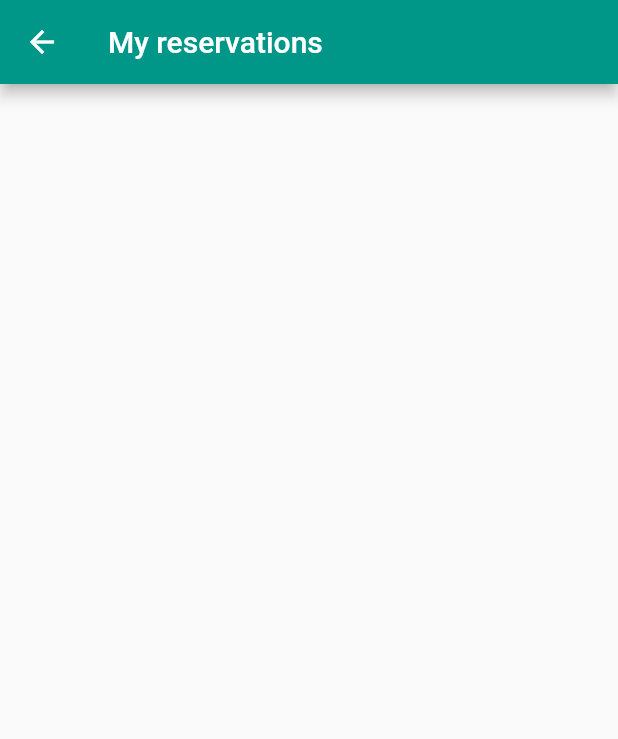
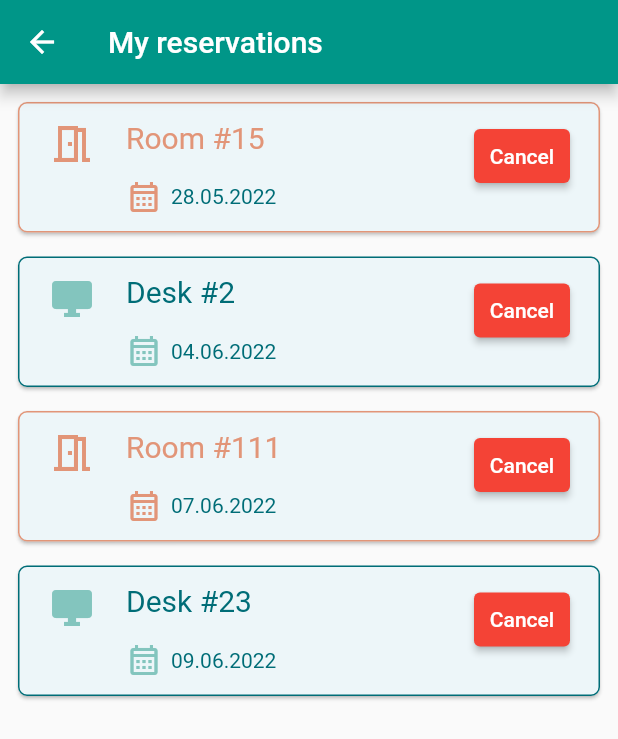
Before and after one commit to DominikIlski/WorkSpacer, a Flutter app: the HomeScreen screen opened by its route, after a tap on "My reservations", on a phone screen of 412 x 824 dp. Shown: the top 739 px of the screen. Run offline on Flutter 3.47's test engine with Material 2 defaults, Android fonts, the phone set to English and light mode, and no system bars; our stand-ins replace flutter_mobx, mobx; generated files the repository leaves out were written again.

Commit message:
Implemented employee reservation list.

```diff
--- a/work_spacer/lib/screens/admin/cancel/reservation_cancel_screen.dart
+++ b/work_spacer/lib/screens/admin/cancel/reservation_cancel_screen.dart
@@ -4,7 +4,7 @@ import 'package:provider/provider.dart';
 import 'package:work_spacer/misc/keyboard_hide_wrapper.dart';
 import 'package:work_spacer/models/reservation.dart';
 import 'package:work_spacer/stores/cancel_store.dart';
-import 'components/reservation_list_item.dart';
+import '../../widgets/reservation_list_item.dart';
 
 class ReservationCancelScreen extends StatelessWidget {
   static const routeName = '/cancel';
@@ -20,9 +20,8 @@ class ReservationCancelScreen extends StatelessWidget {
         appBar: AppBar(
           title: const Text('Cancel a reservation'),
         ),
-        body: Container(
+        body: Padding(
           padding: const EdgeInsets.all(16),
-          alignment: Alignment.center,
           child: Column(
             children: [
               Padding(
--- a/work_spacer/lib/screens/employee/reservations/employee_reservations_screen.dart
+++ b/work_spacer/lib/screens/employee/reservations/employee_reservations_screen.dart
@@ -2,8 +2,8 @@ import 'package:flutter/material.dart';
 import 'package:flutter_mobx/flutter_mobx.dart';
 import 'package:provider/provider.dart';
 import 'package:work_spacer/models/reservation.dart';
-import 'package:work_spacer/stores/cancel_store.dart';
-import 'components/employee_reservation_list_item.dart';
+import 'package:work_spacer/screens/widgets/reservation_list_item.dart';
+import 'package:work_spacer/stores/reservation_store.dart';
 
 class EmployeeReservationsScreen extends StatelessWidget {
   static const routeName = '/my_reservations';
@@ -12,30 +12,31 @@ class EmployeeReservationsScreen extends StatelessWidget {
 
   @override
   Widget build(BuildContext context) {
-    final cancelStore = Provider.of<CancelStore>(context);
+    final store = Provider.of<ReservationStore>(context);
     return Scaffold(
       appBar: AppBar(
         title: const Text('My reservations'),
       ),
-      body: Container(
-        padding: const EdgeInsets.all(16),
-        alignment: Alignment.center,
+      body: Padding(
+        padding: const EdgeInsets.all(8),
         child: Column(
           children: [
-            const SizedBox(height: 16),
             Expanded(
               child: Observer(
-                builder: (_) => cancelStore.inProgress
+                builder: (_) => store.inProgress
                     ? const Center(child: CircularProgressIndicator())
                     : ListView.builder(
-                        itemCount: cancelStore.filteredReservations.length,
-                        itemBuilder: (context, index) =>
-                            EmployeeReservationListItem(
-                          reservation: cancelStore.filteredReservations[index],
-                          onCancel: () => _cancelReservation(
-                            context,
-                            cancelStore.cancel,
-                            cancelStore.filteredReservations[index],
+                        itemCount: store.reservations.length,
+                        itemBuilder: (context, index) => Padding(
+                          padding: const EdgeInsets.only(bottom: 8),
+                          child: ReservationListItem(
+                            reservation: store.reservations[index],
+                            onCancel: () => _cancelReservation(
+                              context,
+                              store.cancel,
+                              store.reservations[index],
+                            ),
+                            showDateOnly: true,
                           ),
                         ),
                       ),
@@ -52,7 +53,6 @@ class EmployeeReservationsScreen extends StatelessWidget {
     Function(Reservation) cancel,
     Reservation reservation,
   ) {
-    FocusManager.instance.primaryFocus?.unfocus();
     showDialog(
       context: context,
       builder: (context) => AlertDialog(
@@ -68,7 +68,10 @@ class EmployeeReservationsScreen extends StatelessWidget {
             child: const Text('No'),
           ),
           TextButton(
-            onPressed: () => Navigator.pop(context, 'confirm'),
+            onPressed: () {
+              Navigator.pop(context);
+              cancel(reservation);
+            },
             child: Text(
               'Yes',
               style: TextStyle(
@@ -79,10 +82,6 @@ class EmployeeReservationsScreen extends StatelessWidget {
           ),
         ],
       ),
-    ).then((result) {
-      if (result == 'confirm') {
-        cancel(reservation);
-      }
-    });
+    );
   }
 }
--- a/work_spacer/lib/screens/home/employee_home_content.dart
+++ b/work_spacer/lib/screens/home/employee_home_content.dart
@@ -4,6 +4,7 @@ import 'package:work_spacer/screens/employee/desks/desk_search_screen.dart';
 import 'package:work_spacer/screens/employee/reservations/employee_reservations_screen.dart';
 import 'package:work_spacer/screens/employee/rooms/room_search_screen.dart';
 import 'package:work_spacer/stores/desks_store.dart';
+import 'package:work_spacer/stores/reservation_store.dart';
 import 'package:work_spacer/stores/rooms_store.dart';
 import 'components/home_screen_button.dart';
 
@@ -20,6 +21,9 @@ class EmployeeHomeContent extends StatelessWidget {
           HomeScreenButton(
             title: "My reservations",
             onTap: () {
+              final store =
+                  Provider.of<ReservationStore>(context, listen: false);
+              store.fetchReservations();
               Navigator.restorablePushNamed(
                 context,
                 EmployeeReservationsScreen.routeName,
--- a/work_spacer/lib/screens/employee/reservations/components/employee_reservation_list_item.dart
+++ b/work_spacer/lib/screens/widgets/reservation_list_item.dart
@@ -4,14 +4,16 @@ import 'package:work_spacer/models/reservation.dart';
 import 'package:work_spacer/models/room_reservation.dart';
 import 'package:intl/intl.dart';
 
-class EmployeeReservationListItem extends StatelessWidget {
+class ReservationListItem extends StatelessWidget {
   final Reservation reservation;
   final VoidCallback onCancel;
+  final bool showDateOnly;
 
-  const EmployeeReservationListItem({
+  const ReservationListItem({
     super.key,
     required this.reservation,
     required this.onCancel,
+    this.showDateOnly = false,
   });
 
   @override
@@ -27,7 +29,7 @@ class EmployeeReservationListItem extends StatelessWidget {
       icon = Icon(
         Icons.desktop_windows,
         color: iconColor,
-        size: 36,
+        size: 32,
       );
       title = 'Desk #${(reservation as DeskReservation).desk.id}';
     } else {
@@ -36,7 +38,7 @@ class EmployeeReservationListItem extends StatelessWidget {
       icon = Icon(
         Icons.meeting_room_outlined,
         color: iconColor,
-        size: 36,
+        size: 32,
       );
       title = 'Room #${(reservation as RoomReservation).room.id}';
     }
@@ -67,23 +69,32 @@ class EmployeeReservationListItem extends StatelessWidget {
                   ),
                 ),
                 const SizedBox(height: 16),
-                Row(children: [
-                  Icon(Icons.calendar_month_outlined, color: iconColor),
-                  const SizedBox(width: 6),
-                  Text(
-                    DateFormat('dd.MM.yyyy').format(reservation.startDate),
-                    style: TextStyle(color: Theme.of(context).primaryColorDark),
+                _getIconText(
+                  context,
+                  Icons.calendar_month_outlined,
+                  iconColor,
+                  DateFormat('dd.MM.yyyy').format(reservation.startDate),
+                ),
+                if (!showDateOnly) const SizedBox(height: 8),
+                if (!showDateOnly)
+                  _getIconText(
+                    context,
+                    Icons.timer_outlined,
+                    iconColor,
+                    DateFormat.jm().format(reservation.startDate),
                   ),
-                ]),
+                if (!showDateOnly) const SizedBox(height: 8),
+                if (!showDateOnly)
+                  _getIconText(
+                    context,
+                    Icons.hourglass_empty,
+                    iconColor,
+                    '${reservation.duration} hours',
+                  ),
               ],
             ),
             const Spacer(),
-            ElevatedButton.icon(
-              icon: Icon(
-                Icons.delete_forever_outlined,
-                color: Colors.white,
-                size: 22.0,
-              ),
+            ElevatedButton(
               style: ButtonStyle(
                 backgroundColor: MaterialStateProperty.all(
                   Colors.red,
@@ -92,7 +103,7 @@ class EmployeeReservationListItem extends StatelessWidget {
                   const EdgeInsets.symmetric(horizontal: 8),
                 ),
               ),
-              label: const Text('Cancel'),
+              child: const Text('Cancel'),
               onPressed: onCancel,
             ),
           ],
@@ -100,4 +111,17 @@ class EmployeeReservationListItem extends StatelessWidget {
       ),
     );
   }
+
+  _getIconText(context, IconData iconData, Color iconColor, String text) {
+    return Row(
+      children: [
+        Icon(iconData, color: iconColor),
+        const SizedBox(width: 6),
+        Text(
+          text,
+          style: TextStyle(color: Theme.of(context).primaryColorDark),
+        ),
+      ],
+    );
+  }
 }
--- a/work_spacer/lib/src/app.dart
+++ b/work_spacer/lib/src/app.dart
@@ -15,6 +15,7 @@ import 'package:work_spacer/screens/login/login_screen.dart';
 import 'package:work_spacer/stores/block_store.dart';
 import 'package:work_spacer/stores/cancel_store.dart';
 import 'package:work_spacer/stores/desks_store.dart';
+import 'package:work_spacer/stores/reservation_store.dart';
 import 'package:work_spacer/stores/rooms_store.dart';
 
 import 'sample_feature/sample_item_details_view.dart';
@@ -48,6 +49,7 @@ class MyApp extends StatelessWidget {
           providers: [
             Provider<CancelStore>(create: (context) => CancelStore()),
             Provider<BlockStore>(create: (context) => BlockStore()),
+            Provider<ReservationStore>(create: (context) => ReservationStore()),
             Provider<DesksStore>(create: (context) => DesksStore()),
             Provider<RoomsStore>(create: (context) => RoomsStore()),
           ],
--- a/work_spacer/lib/stores/cancel_store.dart
+++ b/work_spacer/lib/stores/cancel_store.dart
@@ -17,12 +17,12 @@ abstract class _CancelStore with Store {
   String searchWorkspaceId = '';
 
   @observable
-  List<Reservation>? _reservations;
+  ObservableList<Reservation>? _reservations;
 
   @computed
   ObservableList<Reservation> get filteredReservations {
     return ObservableList.of(
-      (_reservations ?? []).where((reservation) {
+      (_reservations ?? <Reservation>[]).where((reservation) {
         String idAsString = reservation is DeskReservation
             ? reservation.desk.id.toString()
             : (reservation as RoomReservation).room.id.toString();
--- /dev/null
+++ b/work_spacer/lib/stores/reservation_store.dart
@@ -0,0 +1,40 @@
+import 'package:mobx/mobx.dart';
+import 'package:work_spacer/models/reservation.dart';
+import 'package:work_spacer/stores/cancel_store.dart';
+
+part 'reservation_store.g.dart';
+
+class ReservationStore = _ReservationStore with _$ReservationStore;
+
+abstract class _ReservationStore with Store {
+  @observable
+  bool inProgress = false;
+
+  @observable
+  ObservableList<Reservation>? _reservations;
+
+  @computed
+  ObservableList<Reservation> get reservations =>
+      ObservableList.of(_reservations ?? []);
+
+  @action
+  fetchReservations() async {
+    inProgress = true;
+    //TODO handle backend
+    await Future.delayed(const Duration(milliseconds: 500));
+    _reservations = ObservableList.of(
+      reservationsDummy
+        ..sort(
+          (reservation1, reservation2) =>
+              reservation1.startDate.compareTo(reservation2.startDate),
+        ),
+    );
+    inProgress = false;
+  }
+
+  @action
+  void cancel(Reservation reservation) {
+    //TODO handle backend
+    _reservations?.remove(reservation);
+  }
+}
```
Also changed, not shown: work_spacer/lib/screens/admin/cancel/components/reservation_list_item.dart (deleted, +0 -116 lines), work_spacer/lib/stores/cancel_store.g.dart, work_spacer/lib/stores/reservation_store.g.dart (added).
